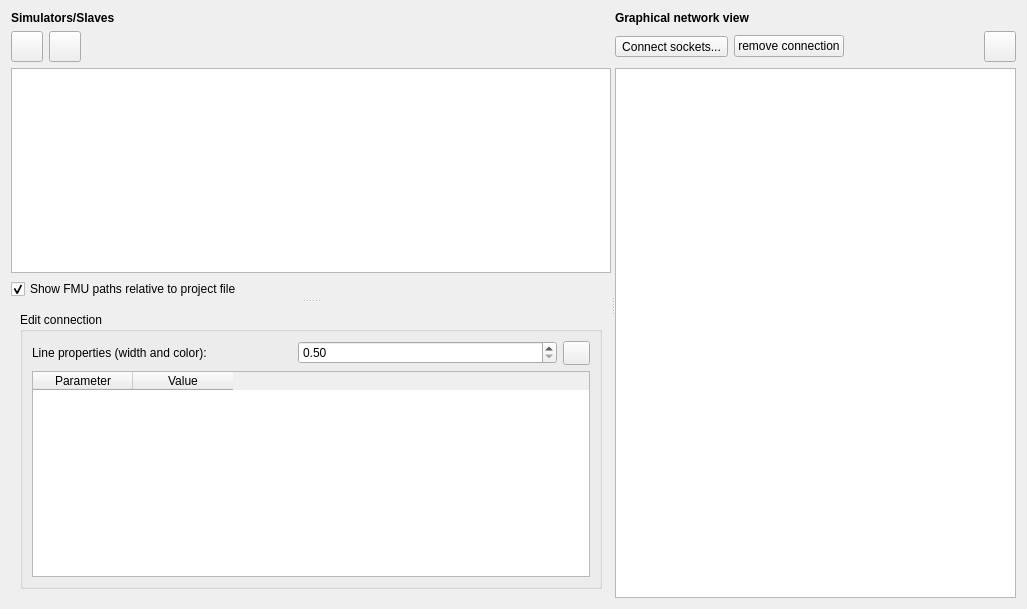
Old version of the form MasterSimulatorUI/src/MSIMViewSlaves.ui in the repository ghorwin/MasterSim.
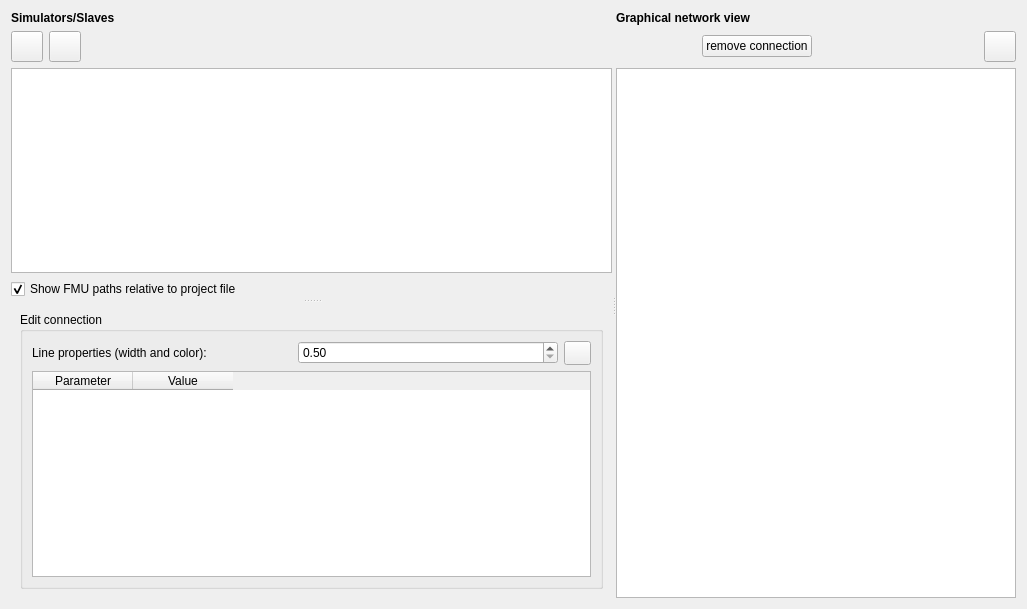
New version of the form. Icons and pictures are not drawn. Custom widgets are drawn as their Qt base class.

Commit message: Simplified connection handling (closes #27)

What changed in the file:
```diff
--- a/MasterSimulatorUI/src/MSIMViewSlaves.ui
+++ b/MasterSimulatorUI/src/MSIMViewSlaves.ui
@@ -273,16 +273,6 @@
          </property>
         </widget>
        </item>
-       <item row="1" column="0">
-        <widget class="QToolButton" name="toolButtonCreateConnection">
-         <property name="toolTip">
-          <string>Switches to connection mode.</string>
-         </property>
-         <property name="text">
-          <string>Connect sockets...</string>
-         </property>
-        </widget>
-       </item>
        <item row="0" column="0" colspan="5">
         <widget class="QLabel" name="label_3">
          <property name="font">
```
The commit also changes 2 other files.
